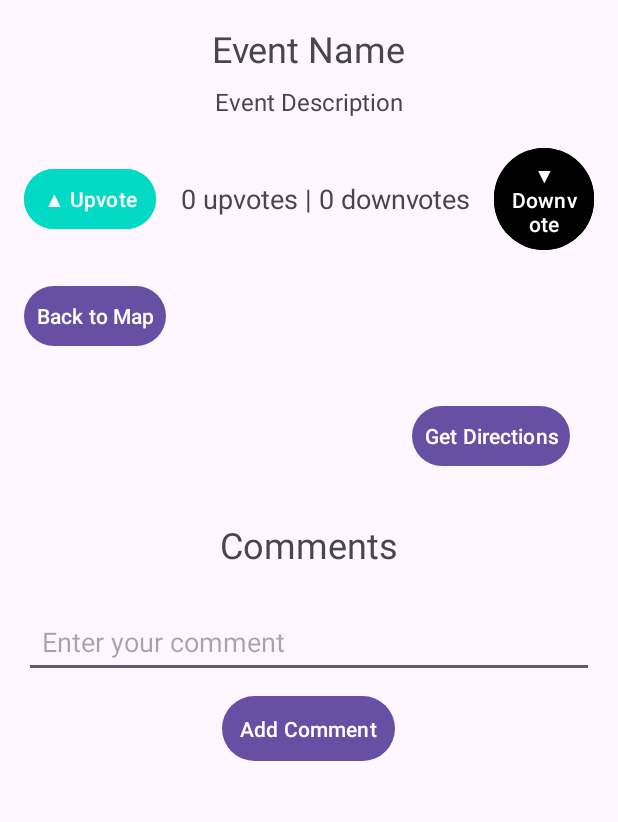
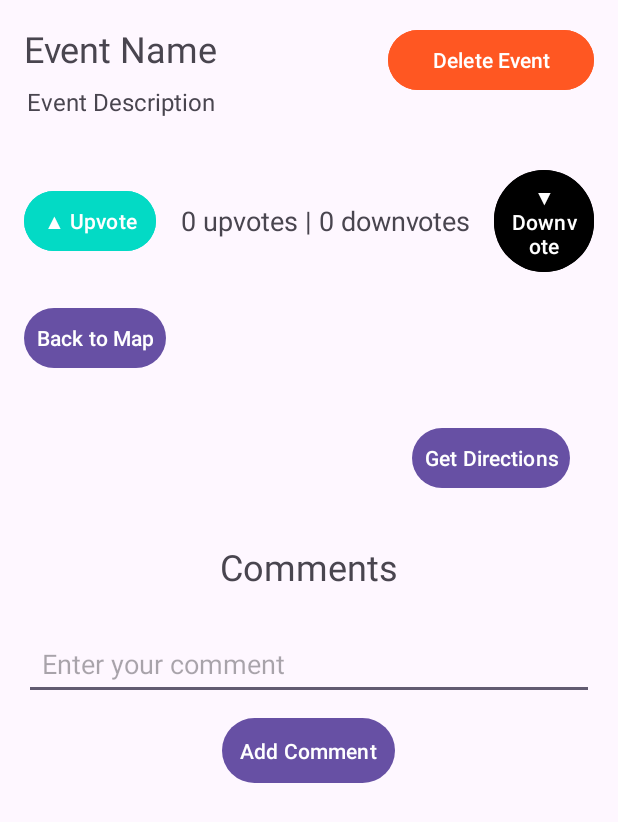
Before and after one commit to guillebasterra/EventsUSC, an Android app: the layout activity_comment.xml on its own in the app's theme, with its tools: preview values and no code run, on a phone screen of 412 x 824 dp. Shown: the top 822 px of the screen. Run offline under Robolectric (Android 15) with nearby library versions, the phone set to English and light mode, and no system bars.

Commit message:
created delete button on event page layout

```diff
--- a/app/src/main/res/layout/activity_comment.xml
+++ b/app/src/main/res/layout/activity_comment.xml
@@ -10,25 +10,55 @@
         android:orientation="vertical">
 
         <!-- Event title and description at the top -->
+        <LinearLayout
+            android:layout_width="match_parent"
+            android:layout_height="93dp"
+            android:orientation="horizontal">
+
+            <LinearLayout
+                android:layout_width="wrap_content"
+                android:layout_height="match_parent"
+                android:orientation="vertical">
+
                 <TextView
                     android:id="@+id/event_name_text"
                     android:layout_width="wrap_content"
                     android:layout_height="wrap_content"
-            android:textSize="24sp"
                     android:layout_gravity="center_horizontal"
                     android:paddingBottom="8dp"
-            android:text="Event Name" />
+                    android:text="Event Name"
+                    android:textSize="24sp" />
 
                 <TextView
                     android:id="@+id/event_description_text"
                     android:layout_width="wrap_content"
                     android:layout_height="wrap_content"
-            android:textSize="16sp"
                     android:layout_gravity="center_horizontal"
                     android:paddingBottom="16dp"
-            android:text="Event Description" />
+                    android:text="Event Description"
+                    android:textSize="16sp" />
+
+            </LinearLayout>
+
+            <Space
+                android:layout_width="wrap_content"
+                android:layout_height="wrap_content"
+                android:layout_weight="1" />
+
+            <Button
+                android:id="@+id/delete_event_button"
+                android:layout_width="137dp"
+                android:layout_height="wrap_content"
+                android:layout_gravity="center_horizontal"
+                android:layout_marginTop="16dp"
+                android:backgroundTint="@color/orange"
+                android:text="Delete Event" />
+
+        </LinearLayout>
+
 
         <!-- Vote buttons and display -->
+
         <LinearLayout
             android:layout_width="wrap_content"
             android:layout_height="wrap_content"
```
Lines whose indentation alone changed are shown as unchanged.
